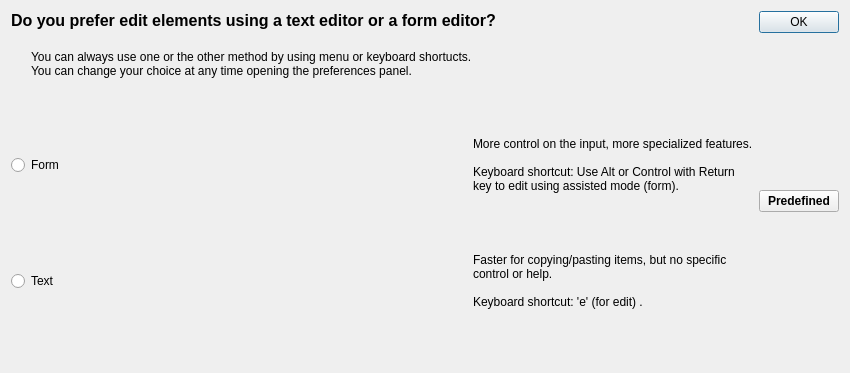
The window that src/modules/style/editingtypesdialog.ui (lbellonda/qxmledit) describes before a commit, drawn with Qt 5.
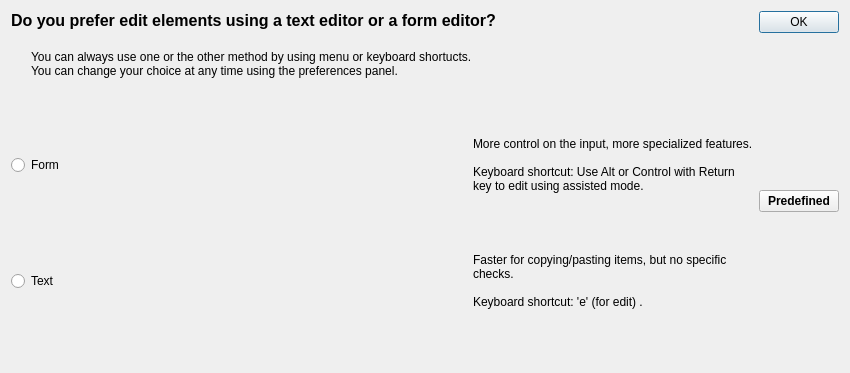
The same window after the commit. Icons and pictures are not drawn.

Patch:
```diff
--- a/src/modules/style/editingtypesdialog.ui
+++ b/src/modules/style/editingtypesdialog.ui
@@ -69,7 +69,7 @@
          <property name="text">
           <string>
 You can always use one or the other method by using menu or keyboard shortucts.
-You can change your choice at any time opening the preferences panel.</string>
+You can change your choice at any time using the preferences panel.</string>
          </property>
          <property name="alignment">
           <set>Qt::AlignLeading|Qt::AlignLeft|Qt::AlignTop</set>
@@ -131,7 +131,7 @@
          <property name="text">
           <string>More control on the input, more specialized features.
 
-Keyboard shortcut: Use Alt or Control with Return key to edit using assisted mode (form).</string>
+Keyboard shortcut: Use Alt or Control with Return key to edit using assisted mode.</string>
          </property>
          <property name="wordWrap">
           <bool>true</bool>
@@ -177,7 +177,7 @@
        <item row="3" column="3">
         <widget class="QLabel" name="label_5">
          <property name="text">
-          <string>Faster for copying/pasting items, but no specific control or help.
+          <string>Faster for copying/pasting items, but no specific checks.
 
 Keyboard shortcut: 'e' (for edit) .</string>
          </property>
```
